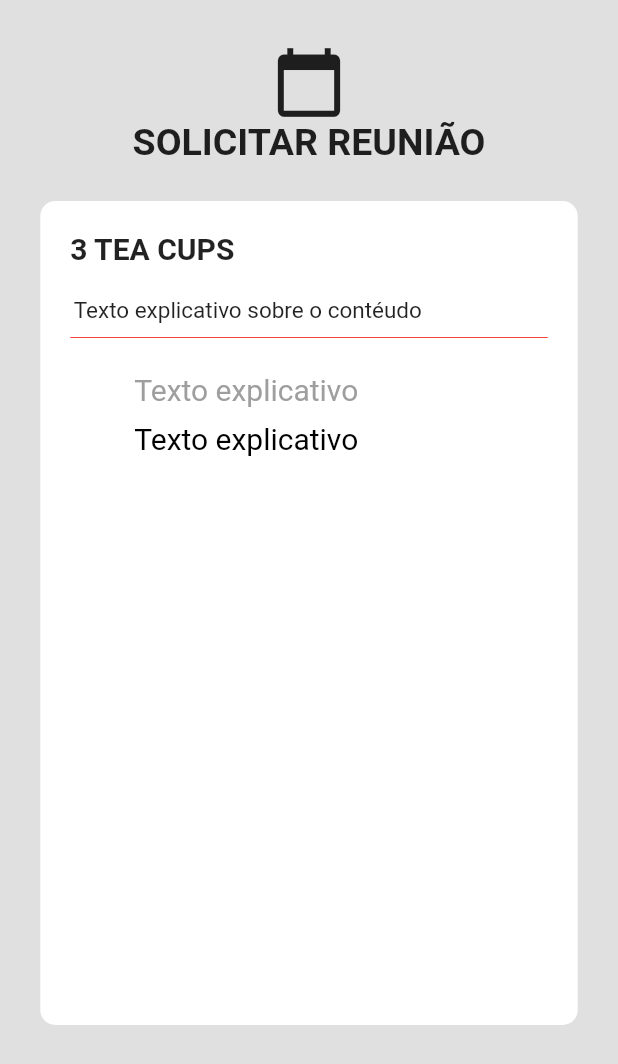
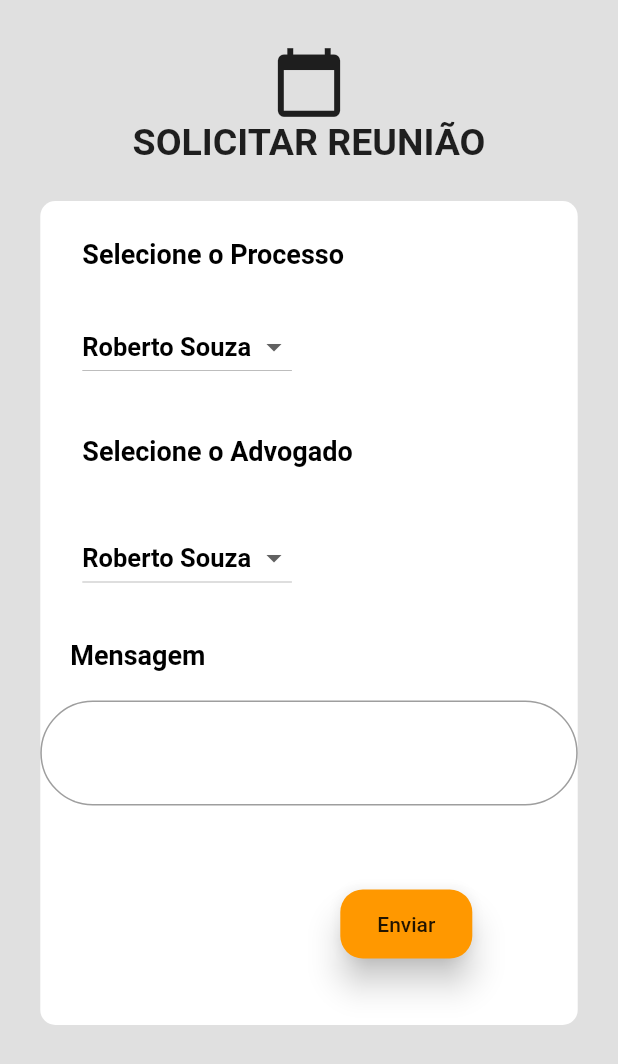
Before and after one commit to leomoita/Flutter, a Flutter app: the SolicitarReuniaoPage screen opened by its route, on a phone screen of 412 x 824 dp. Shown: the top 1064 px of the screen. Run offline on Flutter 3.47's test engine with Material 2 defaults, Android fonts, the phone set to English and light mode, and no system bars; missing offline and left inert: expansion_card.

Commit message:
Tela Solicitar Reunião finalizada

```diff
--- a/projeto_parcial/lib/src/components/solicitarReuniao.dart
+++ b/projeto_parcial/lib/src/components/solicitarReuniao.dart
@@ -7,12 +7,16 @@ class SolicitarReuniaoPage extends StatefulWidget {
 }
 
 class _SolicitarReuniaoPage extends State<SolicitarReuniaoPage> {
+  String _currentCity;
 
-  String _currentCity;
+  get botao => null;
+
+  get dropdownValue => null;
 
   Widget _buildMeusProcessosTF() {
     return Column(
       crossAxisAlignment: CrossAxisAlignment.center,
+      mainAxisAlignment: MainAxisAlignment.center,
       children: [
         Container(
           alignment: Alignment.center,
@@ -28,53 +32,109 @@ class _SolicitarReuniaoPage extends State<SolicitarReuniaoPage> {
               child: Column(
                 crossAxisAlignment: CrossAxisAlignment.start,
                 children: [
-                  // FlutterLogo(size: 100),
                   Padding(
-                    padding: const EdgeInsets.all(20),
-                    child: Text(
-                      "3 TEA CUPS",
-                      style:
-                          TextStyle(fontSize: 20, fontWeight: FontWeight.bold),
+                    padding: const EdgeInsets.only(left: 28, top: 25),
+                    child: Container(
+                      width: MediaQuery.of(context).size.width / 1.5,
+                      child: Text(
+                        "Selecione o Processo",
+                        textAlign: TextAlign.left,
+                        style: TextStyle(
+                            fontWeight: FontWeight.bold,
+                            fontSize: 18,
+                            color: Colors.black),
+                      ),
+                    ),
+                  ),
+                  Container(
+                    padding: const EdgeInsets.only(left: 28, top: 27),
+                    child: DropdownButton(
+                      style: new TextStyle(
+                          color: Colors.black,
+                          fontWeight: FontWeight.bold,
+                          fontSize: 17),
+                      value: _statusSel,
+                      items: _dropDownMenuItems,
+                      onChanged: changedDropDownItem,
                     ),
                   ),
                   Padding(
-                    padding: const EdgeInsets.all(1),
+                    padding: const EdgeInsets.only(left: 28, top: 35),
                     child: Container(
                       width: MediaQuery.of(context).size.width / 1.5,
                       child: Text(
-                        "Texto explicativo sobre o contéudo",
-                        textAlign: TextAlign.center,
+                        "Selecione o Advogado",
+                        textAlign: TextAlign.left,
                         style: TextStyle(
-                          fontSize: 15,
-                        ),
+                            fontWeight: FontWeight.bold,
+                            fontSize: 18,
+                            color: Colors.black),
                       ),
                     ),
                   ),
-                  Padding(
-                    padding: const EdgeInsets.only(left: 20, right: 20),
-                    child: Container(
-                      child: Divider(color: Colors.red),
+                  Container(
+                    padding: const EdgeInsets.only(left: 28, top: 37),
+                    child: DropdownButton(
+                      style: new TextStyle(
+                          color: Colors.black,
+                          fontWeight: FontWeight.bold,
+                          fontSize: 17),
+                      value: _statusSel,
+                      items: _dropDownMenuItems,
+                      onChanged: changedDropDownItem,
                     ),
                   ),
                   Padding(
-                    padding: const EdgeInsets.only(top: 15),
+                    padding: const EdgeInsets.only(left: 20, top: 30),
                     child: Container(
                       width: MediaQuery.of(context).size.width / 1.5,
                       child: Text(
-                        "Texto explicativo",
-                        textAlign: TextAlign.center,
-                        style: TextStyle(fontSize: 20, color: Colors.grey),
+                        "Mensagem",
+                        textAlign: TextAlign.left,
+                        style: TextStyle(
+                            fontWeight: FontWeight.bold,
+                            fontSize: 18,
+                            color: Colors.black),
                       ),
                     ),
                   ),
-                  Padding(
-                    padding: const EdgeInsets.only(top: 10),
-                    child: Container(
-                      width: MediaQuery.of(context).size.width / 1.5,
+                  SizedBox(height: 20),
+                  TextFormField(
+                    keyboardType: TextInputType.text,
+                    decoration: InputDecoration(
+                        prefixIcon: Padding(
+                          padding: const EdgeInsets.only(
+                              left: 20, right: 20, top: 50),
+                          child: Icon(Icons.person,
+                              size: 20.0, color: Colors.white),
+                        ),
+                        //hintText: "Input your opinion",
+                        //hintStyle: TextStyle(color: Colors.black),
+                        border: OutlineInputBorder(
+                            borderRadius:
+                                BorderRadius.all(new Radius.circular(60.0))),
+                        labelStyle: TextStyle(color: Colors.black)),
+                    textAlign: TextAlign.left,
+                    style: TextStyle(
+                      color: Colors.black,
+                      fontSize: 17.0,
+                    ),
+                  ),
+                  Container(
+                    padding: const EdgeInsets.only(left: 200, top: 55),
+                    child: RaisedButton(
+                      elevation: 9.0,
+                      onPressed: () {
+                        Navigator.pushNamed(context, '/enviar');
+                      },
+                      padding: EdgeInsets.all(15.0),
+                      shape: RoundedRectangleBorder(
+                        borderRadius: BorderRadius.circular(15.0),
+                      ),
+                      color: Colors.orange,
                       child: Text(
-                        "Texto explicativo",
-                        textAlign: TextAlign.center,
-                        style: TextStyle(fontSize: 20, color: Colors.black),
+                        'Enviar',
+                        style: botao,
                       ),
                     ),
                   ),
@@ -112,9 +172,35 @@ class _SolicitarReuniaoPage extends State<SolicitarReuniaoPage> {
         ));
   }
 
-  void changedDropDownItem(String selectedCity) {
+  void changedDropDownItem(String selectedItem) {
     setState(() {
-      _currentCity = selectedCity;
+      _statusSel = selectedItem;
     });
   }
+
+  List<DropdownMenuItem<String>> _dropDownMenuItems;
+  String _statusSel;
+
+  List<DropdownMenuItem<String>> _getDropDownMenuItems() {
+    List<DropdownMenuItem<String>> items = new List();
+
+    items.add(new DropdownMenuItem(
+        value: 'Roberto Souza', child: new Text('Roberto Souza')));
+
+    items.add(new DropdownMenuItem(
+        value: 'Ricardo Santos', child: new Text('Ricardo Santos')));
+
+    items.add(new DropdownMenuItem(
+        value: 'Augusto Lopes', child: new Text('Augusto Lopes')));
+
+    return items;
+  }
+
+  @override
+  void initState() {
+    _dropDownMenuItems = _getDropDownMenuItems();
+    _statusSel = _dropDownMenuItems[0].value;
+
+    super.initState();
+  }
 }
```
